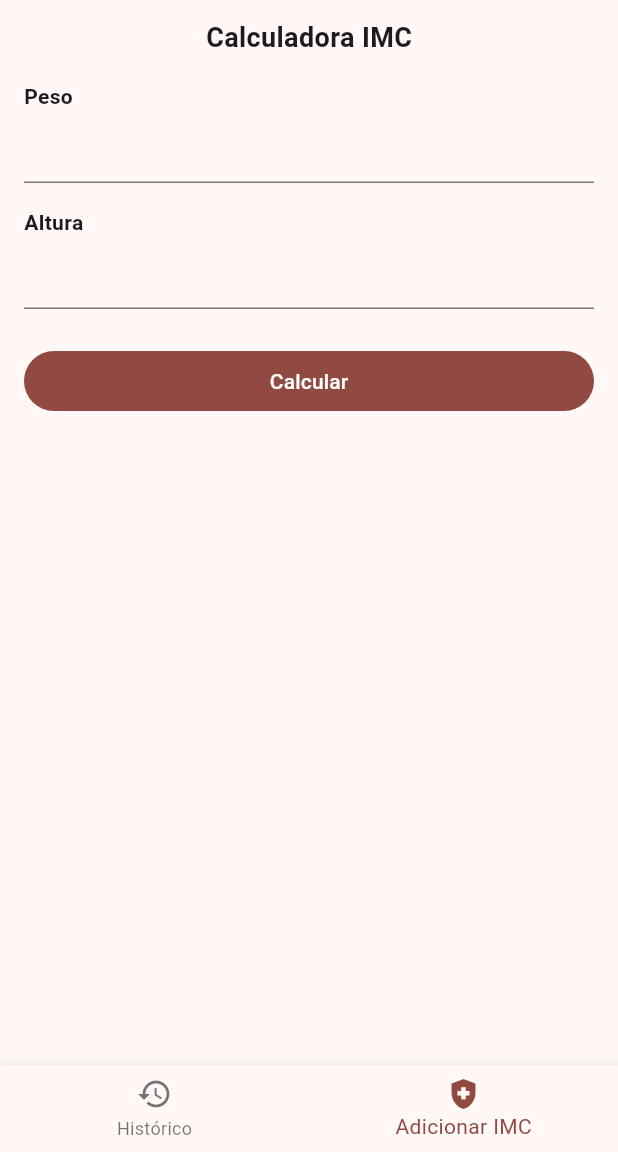
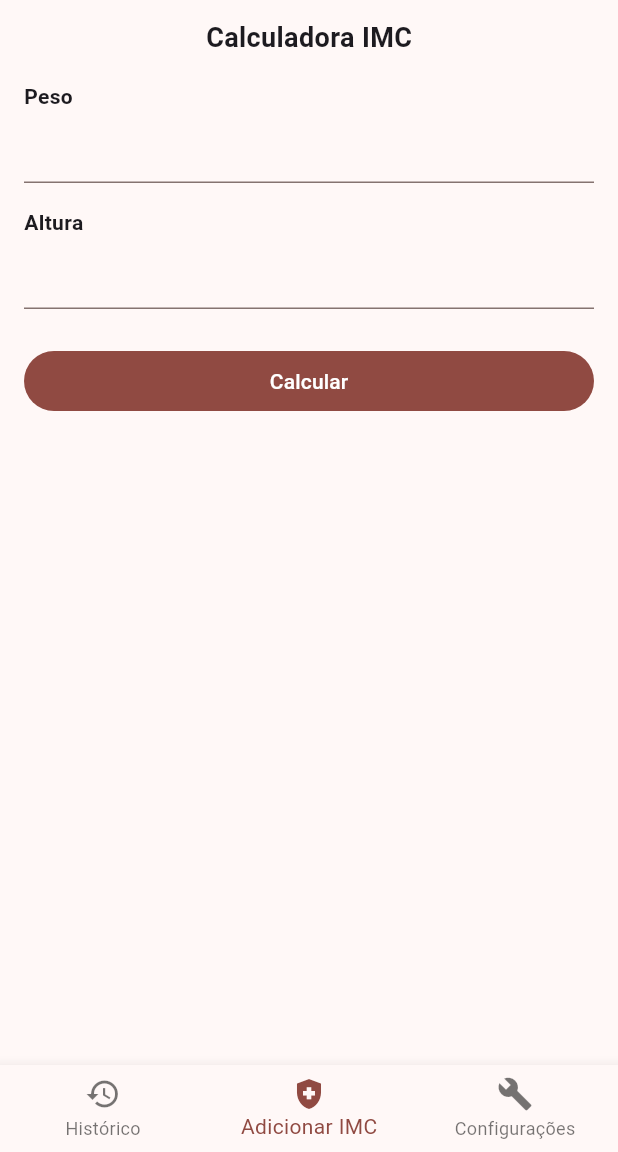
Before and after one commit to rodolfoHOk/dio.imc-flutter, a Flutter app: the screen it shows after launch, swiped to page 2, on a phone screen of 412 x 824 dp, the part 84-1236 px from its top. Run offline on Flutter 3.47's test engine with Material 3 defaults, Android fonts, the phone set to English and light mode, and no system bars; our stand-ins replace google_fonts, hive; accounts and stored records are empty.

```diff
--- a/lib/pages/main_page.dart
+++ b/lib/pages/main_page.dart
@@ -1,5 +1,6 @@
 import 'package:flutter/material.dart';
 import 'package:imc_flutter/pages/add_imc_page.dart';
+import 'package:imc_flutter/pages/configuration_page.dart';
 import 'package:imc_flutter/pages/history_page.dart';
 
 class MainPage extends StatefulWidget {
@@ -39,7 +40,8 @@ class _MainPageState extends State<MainPage> {
                 const HistoryPage(),
                 AddIMCPage(
                   pageController: pageController,
-                )
+                ),
+                const ConfigurationPage(),
               ],
             )),
             BottomNavigationBar(
@@ -52,7 +54,9 @@ class _MainPageState extends State<MainPage> {
                       icon: Icon(Icons.history), label: "Histórico"),
                   BottomNavigationBarItem(
                       icon: Icon(Icons.health_and_safety),
-                      label: "Adicionar IMC")
+                      label: "Adicionar IMC"),
+                  BottomNavigationBarItem(
+                      icon: Icon(Icons.build), label: "Configurações")
                 ])
           ],
         ));
```
Also changed, not shown: lib/pages/configuration_page.dart (added, +15 -0 lines).
